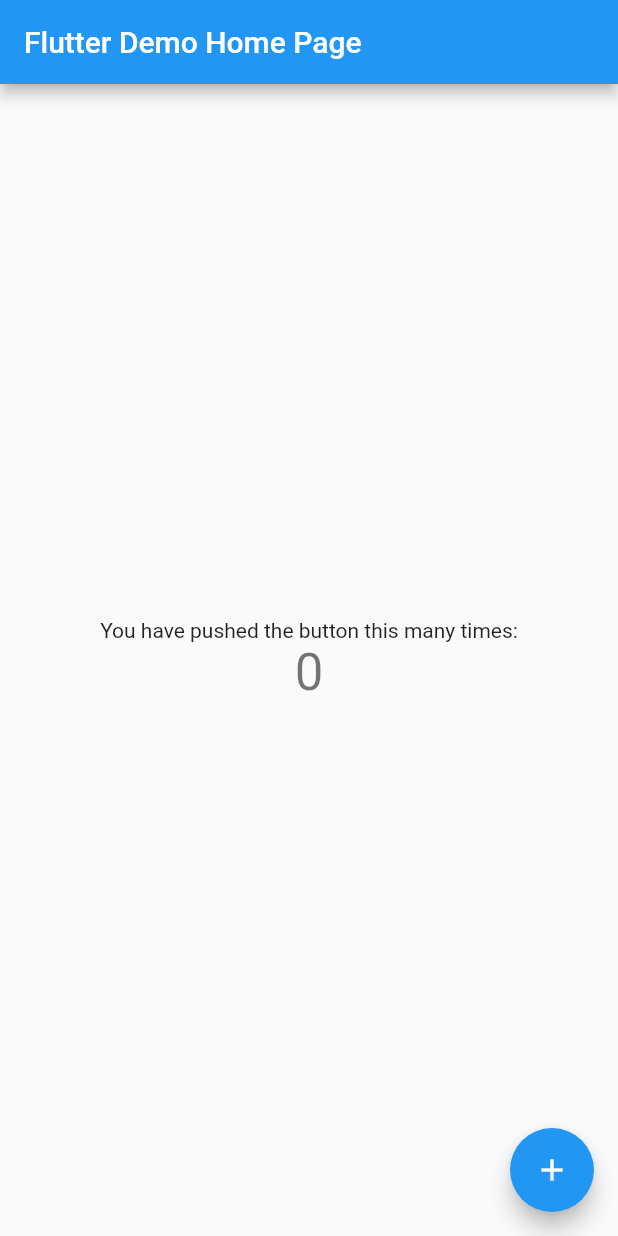
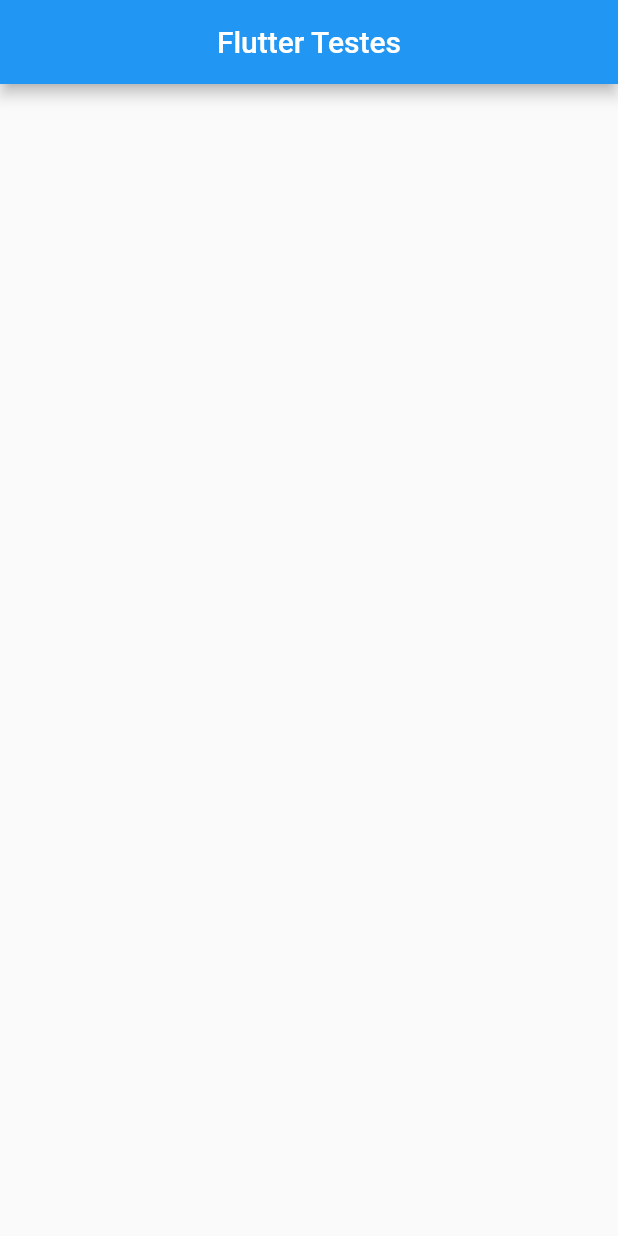
Before and after one commit to luispimenta95/testes_mobile, a Flutter app: the screen it shows after launch, on a phone screen of 412 x 824 dp. Run offline on Flutter 3.47's test engine with Material 2 defaults, Android fonts, the phone set to English and light mode, and no system bars.

Commit message:
initial commit branch dev

```diff
--- a/lib/main.dart
+++ b/lib/main.dart
@@ -13,34 +13,15 @@
     return MaterialApp(
       title: 'Flutter Demo',
       theme: ThemeData(
-        // This is the theme of your application.
-        //
-        // Try running your application with "flutter run". You'll see the
-        // application has a blue toolbar. Then, without quitting the app, try
-        // changing the primarySwatch below to Colors.green and then invoke
-        // "hot reload" (press "r" in the console where you ran "flutter run",
-        // or simply save your changes to "hot reload" in a Flutter IDE).
-        // Notice that the counter didn't reset back to zero; the application
-        // is not restarted.
         primarySwatch: Colors.blue,
       ),
-      home: const MyHomePage(title: 'Flutter Demo Home Page'),
+      home: const MyHomePage(title: 'Flutter Testes'),
     );
   }
 }
 
 class MyHomePage extends StatefulWidget {
   const MyHomePage({super.key, required this.title});
-
-  // This widget is the home page of your application. It is stateful, meaning
-  // that it has a State object (defined below) that contains fields that affect
-  // how it looks.
-
-  // This class is the configuration for the state. It holds the values (in this
-  // case the title) provided by the parent (in this case the App widget) and
-  // used by the build method of the State. Fields in a Widget subclass are
-  // always marked "final".
-
   final String title;
 
   @override
@@ -48,68 +29,20 @@
 }
 
 class _MyHomePageState extends State<MyHomePage> {
-  int _counter = 0;
-
-  void _incrementCounter() {
-    setState(() {
-      // This call to setState tells the Flutter framework that something has
-      // changed in this State, which causes it to rerun the build method below
-      // so that the display can reflect the updated values. If we changed
-      // _counter without calling setState(), then the build method would not be
-      // called again, and so nothing would appear to happen.
-      _counter++;
-    });
-  }
-
   @override
   Widget build(BuildContext context) {
-    // This method is rerun every time setState is called, for instance as done
-    // by the _incrementCounter method above.
-    //
-    // The Flutter framework has been optimized to make rerunning build methods
-    // fast, so that you can just rebuild anything that needs updating rather
-    // than having to individually change instances of widgets.
     return Scaffold(
       appBar: AppBar(
-        // Here we take the value from the MyHomePage object that was created by
-        // the App.build method, and use it to set our appbar title.
         title: Text(widget.title),
+        centerTitle: true,
       ),
       body: Center(
-        // Center is a layout widget. It takes a single child and positions it
-        // in the middle of the parent.
         child: Column(
-          // Column is also a layout widget. It takes a list of children and
-          // arranges them vertically. By default, it sizes itself to fit its
-          // children horizontally, and tries to be as tall as its parent.
-          //
-          // Invoke "debug painting" (press "p" in the console, choose the
-          // "Toggle Debug Paint" action from the Flutter Inspector in Android
-          // Studio, or the "Toggle Debug Paint" command in Visual Studio Code)
-          // to see the wireframe for each widget.
-          //
-          // Column has various properties to control how it sizes itself and
-          // how it positions its children. Here we use mainAxisAlignment to
-          // center the children vertically; the main axis here is the vertical
-          // axis because Columns are vertical (the cross axis would be
-          // horizontal).
           mainAxisAlignment: MainAxisAlignment.center,
           children: <Widget>[
-            const Text(
-              'You have pushed the button this many times:',
-            ),
-            Text(
-              '$_counter',
-              style: Theme.of(context).textTheme.headlineMedium,
-            ),
           ],
         ),
       ),
-      floatingActionButton: FloatingActionButton(
-        onPressed: _incrementCounter,
-        tooltip: 'Increment',
-        child: const Icon(Icons.add),
-      ), // This trailing comma makes auto-formatting nicer for build methods.
     );
   }
 }
```
